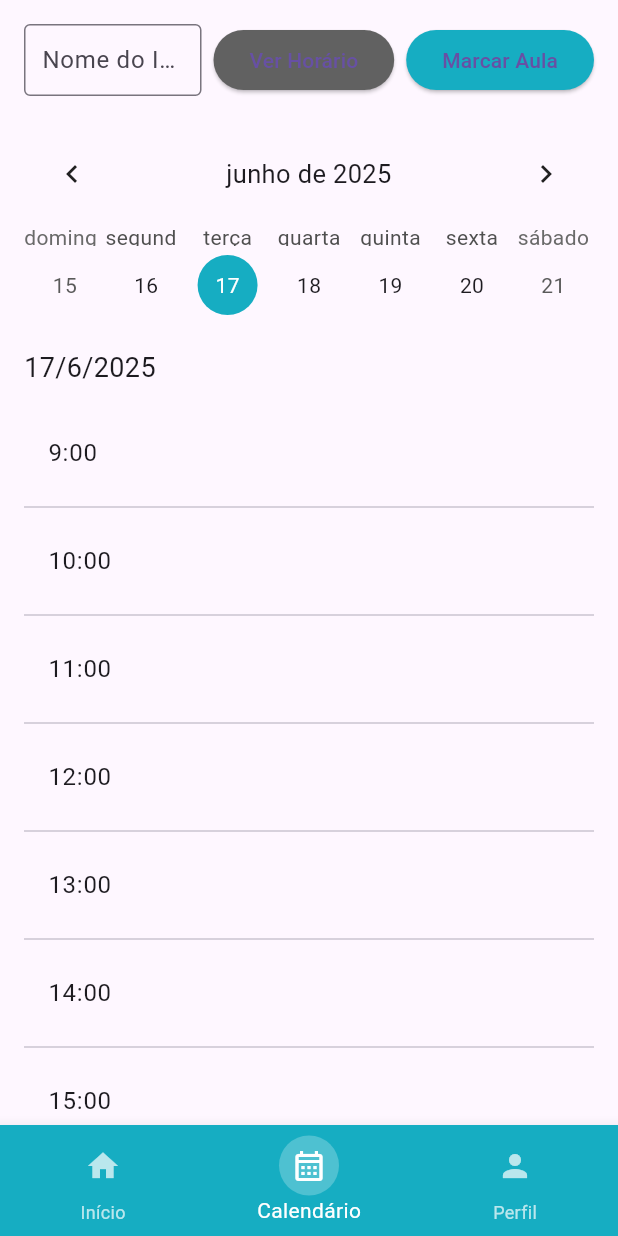
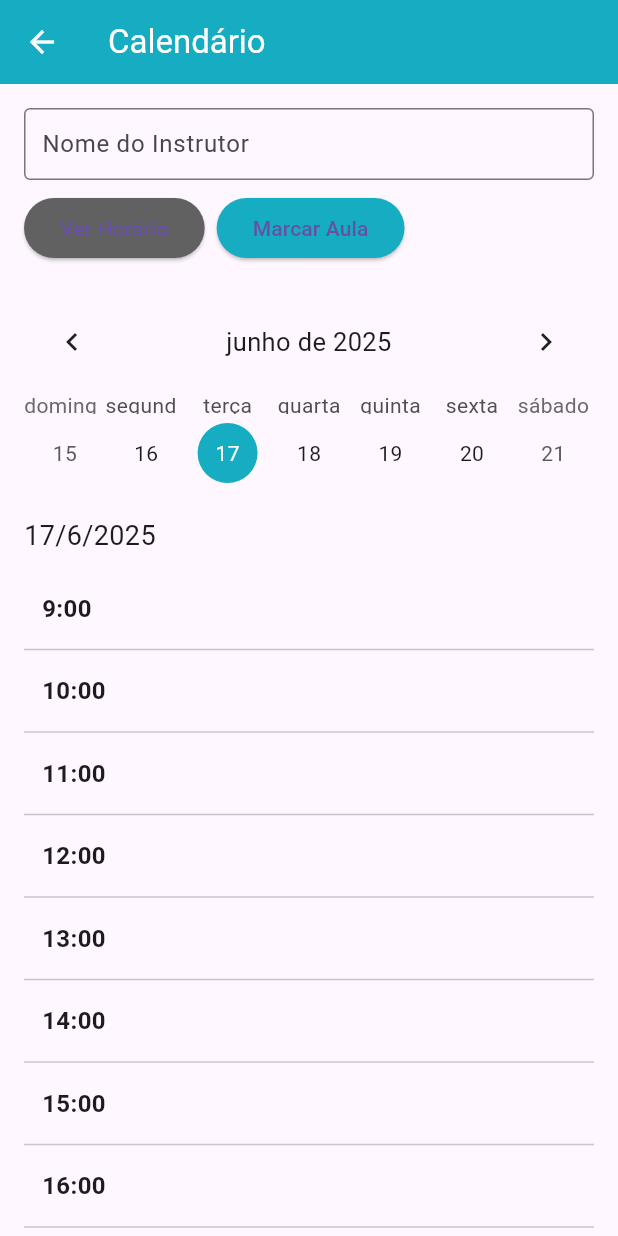
Before and after one commit to inesaps2/Projeto, a Flutter app: the CalendarioWeb screen opened directly, on a phone screen of 412 x 824 dp. Run offline on Flutter 3.47's test engine with Material 3 defaults, Android fonts, the phone set to English and light mode, and no system bars; drawn by our look-alikes of table_calendar; accounts and stored records are empty; network calls fail.

Commit message:
Botões Aceitar e Recusar (apenas visual)

```diff
--- a/lib/calendario_web.dart
+++ b/lib/calendario_web.dart
@@ -1,5 +1,6 @@
 import 'package:flutter/material.dart';
 import 'package:http/http.dart' as http;
+import 'package:projeto/registar_utilizador.dart';
 import 'package:projeto/teste.dart';
 import 'dart:convert';
 import 'package:table_calendar/table_calendar.dart';
@@ -184,16 +185,26 @@ class _CalendarioWebState extends State<CalendarioWeb> {
   @override
   Widget build(BuildContext context) {
     return Scaffold(
+      appBar: AppBar(
+        backgroundColor: const Color(0xFF16ADC2),
+        title: const Text('Calendário'),
+        leading: IconButton(
+          icon: const Icon(Icons.arrow_back),
+          onPressed: () {
+            Navigator.pushReplacement(
+              context,
+              MaterialPageRoute(builder: (context) => const RegistarUtilizador()),
+            );
+          },
+        ),
+      ),
       body: SingleChildScrollView(
         child: Padding(
           padding: const EdgeInsets.all(16.0),
           child: Column(
             crossAxisAlignment: CrossAxisAlignment.start,
             children: [
-              Row(
-                children: [
-                  Expanded(
-                    child: TextField(
+              TextField(
                 controller: _instrutorController,
                 decoration: const InputDecoration(
                   labelText: 'Nome do Instrutor',
@@ -201,8 +212,9 @@ class _CalendarioWebState extends State<CalendarioWeb> {
                   contentPadding: EdgeInsets.symmetric(horizontal: 8, vertical: 0),
                 ),
               ),
-                  ),
-                  const SizedBox(width: 8),
+              const SizedBox(height: 8),
+              Row(
+                children: [
                   ElevatedButton(
                     onPressed: _verificarInstrutor,
                     style: ElevatedButton.styleFrom(backgroundColor: Colors.grey[700]),
@@ -246,7 +258,7 @@ class _CalendarioWebState extends State<CalendarioWeb> {
                               TextButton(
                                 onPressed: () async {
                                   final nome = nomeController.text.trim();
-                                  if (nome.isEmpty) return;
+                                  if (nome.isEmpty || _selectedDay == null) return;
 
                                   final uri = Uri.parse('http://localhost:3000/api/aulas');
                                   final resp = await http.post(
@@ -343,6 +355,7 @@ class _CalendarioWebState extends State<CalendarioWeb> {
                   style: const TextStyle(fontSize: 18),
                 ),
               const SizedBox(height: 16),
+              if (_selectedDay != null)
                 ListView.separated(
                   shrinkWrap: true,
                   physics: const NeverScrollableScrollPhysics(),
@@ -350,14 +363,55 @@ class _CalendarioWebState extends State<CalendarioWeb> {
                   separatorBuilder: (context, index) => const Divider(),
                   itemBuilder: (context, index) {
                     final hora = 9 + index;
-                  final dia = DateTime(_selectedDay!.year, _selectedDay!.month, _selectedDay!.day);
+                    final dia = DateTime(
+                      _selectedDay!.year,
+                      _selectedDay!.month,
+                      _selectedDay!.day,
+                    );
                     final eventosDoDia = _eventos[dia] ?? {};
                     final nomeAluno = eventosDoDia[hora];
-                  print('Dia: $dia, Hora: $hora, Nome: $nomeAluno');
-
-                  return ListTile(
-                    title: Text('$hora:00'),
-                    subtitle: nomeAluno != null ? Text('Marcado por: $nomeAluno') : null,
+                    return Container(
+                      padding: const EdgeInsets.symmetric(vertical: 8, horizontal: 12),
+                      child: Row(
+                        mainAxisAlignment: MainAxisAlignment.spaceBetween,
+                        crossAxisAlignment: CrossAxisAlignment.center,
+                        children: [
+                          Expanded(
+                            child: Column(
+                              crossAxisAlignment: CrossAxisAlignment.start,
+                              children: [
+                                Text('$hora:00', style: const TextStyle(fontSize: 16, fontWeight: FontWeight.bold)),
+                                if (nomeAluno != null)
+                                  Text('Marcado por: $nomeAluno', style: const TextStyle(fontSize: 14)),
+                              ],
+                            ),
+                          ),
+                          if (nomeAluno != null)
+                            Row(
+                              children: [
+                                ElevatedButton(
+                                  onPressed: () {
+                                    ScaffoldMessenger.of(context).showSnackBar(
+                                      SnackBar(content: Text('Aula às $hora:00 aceita.')),
+                                    );
+                                  },
+                                  style: ElevatedButton.styleFrom(backgroundColor: Colors.green),
+                                  child: const Text('Aceitar'),
+                                ),
+                                const SizedBox(width: 8),
+                                ElevatedButton(
+                                  onPressed: () {
+                                    ScaffoldMessenger.of(context).showSnackBar(
+                                      SnackBar(content: Text('Aula às $hora:00 recusada.')),
+                                    );
+                                  },
+                                  style: ElevatedButton.styleFrom(backgroundColor: Colors.red),
+                                  child: const Text('Recusar'),
+                                ),
+                              ],
+                            ),
+                        ],
+                      ),
                     );
                   },
                 ),
@@ -365,44 +419,6 @@ class _CalendarioWebState extends State<CalendarioWeb> {
           ),
         ),
       ),
-      bottomNavigationBar: BottomNavigationBar(
-        backgroundColor: const Color(0xFF16ADC2),
-        selectedItemColor: Colors.white,
-        unselectedItemColor: Colors.white70,
-        currentIndex: 1,
-        onTap: (int index) {
-          if (index == 0) {
-            Navigator.pushReplacement(context, MaterialPageRoute(builder: (_) => const PaginaInicial()));
-          } else if (index == 2) {
-            Navigator.pushReplacement(context, MaterialPageRoute(builder: (_) => const Perfil()));
-          }
-        },
-        items: [
-          BottomNavigationBarItem(
-            icon: _buildNavIcon(icon: Icons.home, index: 0, currentIndex: 1),
-            label: 'Início',
-          ),
-          BottomNavigationBarItem(
-            icon: _buildNavIcon(icon: Icons.calendar_month_outlined, index: 1, currentIndex: 1),
-            label: 'Calendário',
-          ),
-          BottomNavigationBarItem(
-            icon: _buildNavIcon(icon: Icons.person, index: 2, currentIndex: 1),
-            label: 'Perfil',
-          ),
-        ],
-      ),
-    );
-  }
-  Widget _buildNavIcon({required IconData icon, required int index, required int currentIndex}) {
-    final bool isSelected = index == currentIndex;
-    return Container(
-      padding: const EdgeInsets.all(8),
-      decoration: BoxDecoration(
-        color: isSelected ? Colors.white24 : Colors.transparent,
-        shape: BoxShape.circle,
-      ),
-      child: Icon(icon),
     );
   }
 }
```
Also changed, not shown: lib/registar_utilizador.dart (line endings or trailing spaces). Lines whose indentation alone changed are shown as unchanged.
